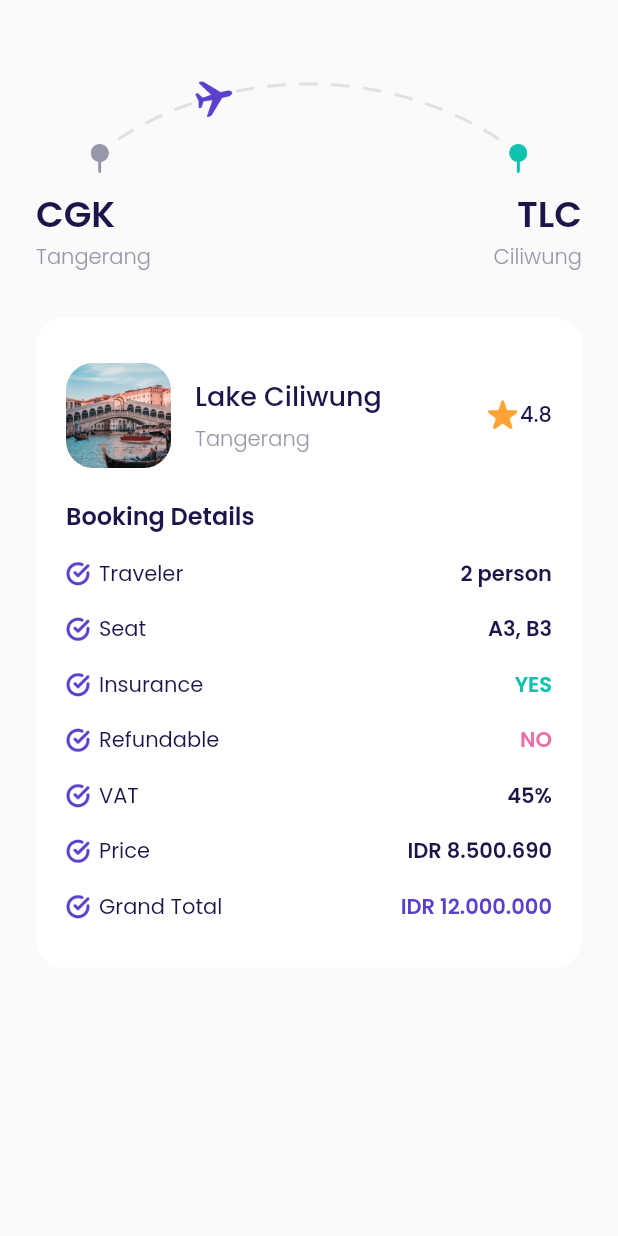
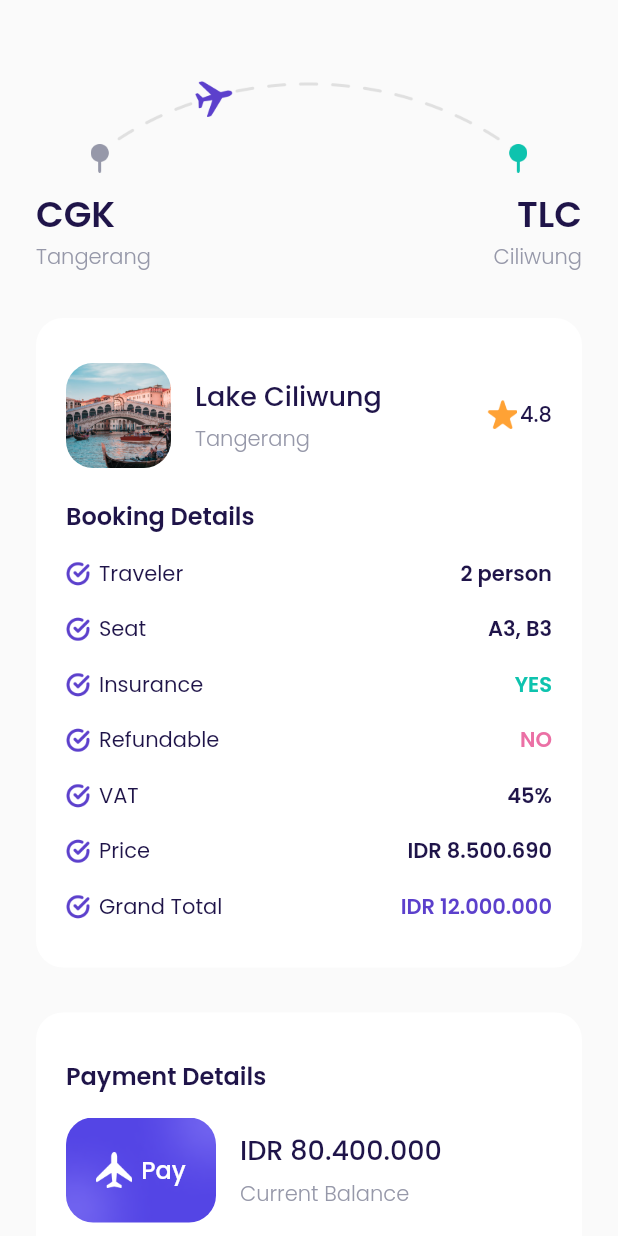
Before and after one commit to mrum13/airplane-flutter, a Flutter app: the CheckoutPage screen opened directly, on a phone screen of 412 x 824 dp. Run offline on Flutter 3.47's test engine with Material 2 defaults, Android fonts, the light colour scheme and no system bars; our stand-ins replace google_fonts.

Commit message:
Checkout Page - Payment Details & Buttons

```diff
--- a/lib/ui/pages/checkout_page.dart
+++ b/lib/ui/pages/checkout_page.dart
@@ -1,6 +1,7 @@
 import 'package:flutter/material.dart';
 import 'package:flutter_airplane/shared/theme.dart';
 import 'package:flutter_airplane/ui/widgets/booking_details_item.dart';
+import 'package:flutter_airplane/ui/widgets/custom_button.dart';
 
 class CheckoutPage extends StatelessWidget {
   const CheckoutPage({Key? key}) : super(key: key);
@@ -157,13 +158,128 @@ class CheckoutPage extends StatelessWidget {
       );
     }
 
+    Widget paymentDetails() {
+      return Container(
+        margin: EdgeInsets.only(top: 30),
+        padding: EdgeInsets.symmetric(
+          horizontal: 20,
+          vertical: 30,
+        ),
+        decoration: BoxDecoration(
+            borderRadius: BorderRadius.circular(18), color: kWhiteColor),
+        child: Column(
+          crossAxisAlignment: CrossAxisAlignment.start,
+          children: [
+            Text(
+              'Payment Details',
+              style: blackTextStyle.copyWith(
+                fontSize: 16,
+                fontWeight: semiBold,
+              ),
+            ),
+            Container(
+              margin: EdgeInsets.only(top: 16),
+              child: Row(
+                children: [
+                  Container(
+                    width: 100,
+                    height: 70,
+                    margin: EdgeInsets.only(right: 16),
+                    decoration: BoxDecoration(
+                      borderRadius: BorderRadius.circular(18),
+                      image: DecorationImage(
+                          fit: BoxFit.cover,
+                          image: AssetImage('assets/image_card.png')),
+                    ),
+                    child: Center(
+                      child: Row(
+                        mainAxisAlignment: MainAxisAlignment.center,
+                        children: [
+                          Container(
+                            width: 24,
+                            height: 24,
+                            margin: EdgeInsets.only(right: 6),
+                            decoration: BoxDecoration(
+                                image: DecorationImage(
+                                    image:
+                                        AssetImage('assets/icon_plane.png'))),
+                          ),
+                          Text(
+                            'Pay',
+                            style: whiteTextStyle.copyWith(
+                                fontSize: 16, fontWeight: medium),
+                          )
+                        ],
+                      ),
+                    ),
+                  ),
+                  Expanded(
+                    child: Column(
+                      crossAxisAlignment: CrossAxisAlignment.start,
+                      children: [
+                        Text(
+                          'IDR 80.400.000',
+                          style: blackTextStyle.copyWith(
+                            fontSize: 18,
+                            fontWeight: medium,
+                          ),
+                          overflow: TextOverflow.ellipsis,
+                        ),
+                        SizedBox(
+                          height: 5,
+                        ),
+                        Text(
+                          'Current Balance',
+                          style: greyTextStyle.copyWith(fontWeight: light),
+                        )
+                      ],
+                    ),
+                  ),
+                ],
+              ),
+            )
+          ],
+        ),
+      );
+    }
+
+    Widget payNowButton() {
+      return CustomButton(
+        title: 'Pay Now',
+        onPressed: () {},
+        margin: EdgeInsets.only(top: 30),
+      );
+    }
+
+    Widget tacButton() {
+      return Container(
+          alignment: Alignment.center,
+          margin: EdgeInsets.only(
+            top: 30,
+            bottom: 30,
+          ),
+          child: Text(
+            'Tearms and Conditions',
+            style: greyTextStyle.copyWith(
+                fontSize: 16,
+                fontWeight: light,
+                decoration: TextDecoration.underline),
+          ));
+    }
+
     return Scaffold(
       backgroundColor: kBackgroundColor,
       body: ListView(
         padding: EdgeInsets.symmetric(
           horizontal: defaultMargin,
         ),
-        children: [route(), bookingDetails()],
+        children: [
+          route(),
+          bookingDetails(),
+          paymentDetails(),
+          payNowButton(),
+          tacButton()
+        ],
       ),
     );
   }
```
